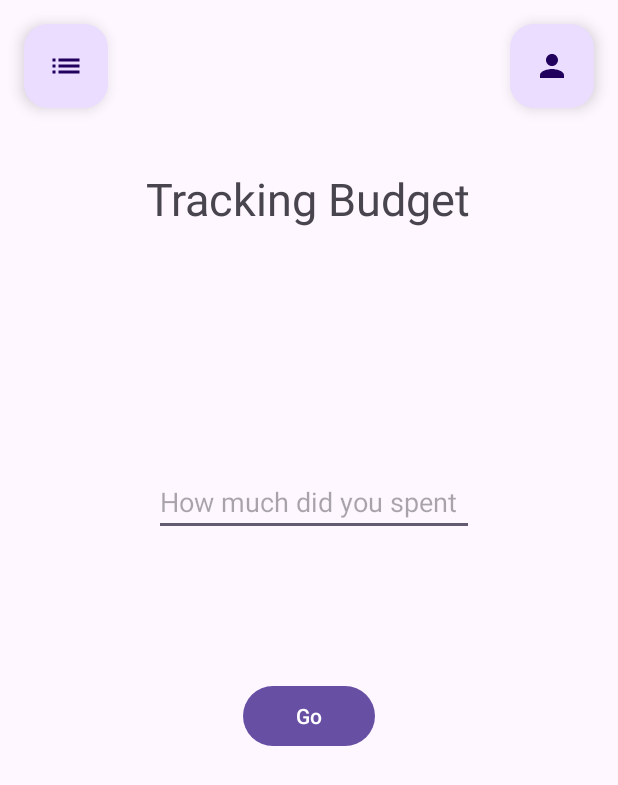
After one commit to maarof36/SDN, an Android app: the fragment BudgetTrackingFragment shown on its own in the app's theme, on a phone screen of 412 x 824 dp. The commit adds this screen. Shown: the top 785 px of the screen. Run offline under Robolectric (Android 15) with nearby library versions, the phone set to English and light mode, and no system bars.

Commit message:
Fixes in ForgotPasswordFragment And Added BudgetTrackingFragment

```diff
--- /dev/null
+++ b/app/src/main/java/com/example/sdn/BudgetTrackingFragment.java
@@ -0,0 +1,64 @@
+package com.example.sdn;
+
+import android.os.Bundle;
+
+import androidx.fragment.app.Fragment;
+
+import android.view.LayoutInflater;
+import android.view.View;
+import android.view.ViewGroup;
+
+/**
+ * A simple {@link Fragment} subclass.
+ * Use the {@link BudgetTrackingFragment#newInstance} factory method to
+ * create an instance of this fragment.
+ */
+public class BudgetTrackingFragment extends Fragment {
+
+    // TODO: Rename parameter arguments, choose names that match
+    // the fragment initialization parameters, e.g. ARG_ITEM_NUMBER
+    private static final String ARG_PARAM1 = "param1";
+    private static final String ARG_PARAM2 = "param2";
+
+    // TODO: Rename and change types of parameters
+    private String mParam1;
+    private String mParam2;
+
+    public BudgetTrackingFragment() {
+        // Required empty public constructor
+    }
+
+    /**
+     * Use this factory method to create a new instance of
+     * this fragment using the provided parameters.
+     *
+     * @param param1 Parameter 1.
+     * @param param2 Parameter 2.
+     * @return A new instance of fragment BudgetTrackingFragment.
+     */
+    // TODO: Rename and change types and number of parameters
+    public static BudgetTrackingFragment newInstance(String param1, String param2) {
+        BudgetTrackingFragment fragment = new BudgetTrackingFragment();
+        Bundle args = new Bundle();
+        args.putString(ARG_PARAM1, param1);
+        args.putString(ARG_PARAM2, param2);
+        fragment.setArguments(args);
+        return fragment;
+    }
+
+    @Override
+    public void onCreate(Bundle savedInstanceState) {
+        super.onCreate(savedInstanceState);
+        if (getArguments() != null) {
+            mParam1 = getArguments().getString(ARG_PARAM1);
+            mParam2 = getArguments().getString(ARG_PARAM2);
+        }
+    }
+
+    @Override
+    public View onCreateView(LayoutInflater inflater, ViewGroup container,
+                             Bundle savedInstanceState) {
+        // Inflate the layout for this fragment
+        return inflater.inflate(R.layout.fragment_budget_tracking, container, false);
+    }
+}
--- a/app/src/main/java/com/example/sdn/LoginFragment.java
+++ b/app/src/main/java/com/example/sdn/LoginFragment.java
@@ -129,14 +129,13 @@ public class LoginFragment extends Fragment {
 
     private void gotoForgotPasswordFragment(){
         FragmentTransaction ft=getActivity().getSupportFragmentManager().beginTransaction();
-        ft.replace(R.id.FrameLayout,new ForgotPasswordFragment());
+        ft.replace(R.id.frameLayout,new ForgotPasswordFragment());
         ft.commit();
     }
 
     private void gotoSignUpFragment() {
         FragmentTransaction ft = getActivity().getSupportFragmentManager().beginTransaction();
-        ft.replace(R.id.FrameLayout ,new SignupFragment());
+        ft.replace(R.id.frameLayout ,new SignupFragment());
         ft.commit();
     }
-
 }
--- a/app/src/main/java/com/example/sdn/MainActivity.java
+++ b/app/src/main/java/com/example/sdn/MainActivity.java
@@ -17,7 +17,7 @@ public class MainActivity extends AppCompatActivity {
     }
     private void gotoLoginFragment() {
         FragmentTransaction ft = getSupportFragmentManager().beginTransaction();
-        ft.replace(R.id.FrameLayout,new LoginFragment());
+        ft.replace(R.id.frameLayout,new LoginFragment());
         ft.commit();
     }
 }
--- /dev/null
+++ b/app/src/main/res/drawable/baseline_camera_24.xml
@@ -0,0 +1,5 @@
+<vector android:height="24dp" android:tint="#FD8700"
+    android:viewportHeight="24" android:viewportWidth="24"
+    android:width="24dp" xmlns:android="http://schemas.android.com/apk/res/android">
+    <path android:fillColor="@android:color/white" android:pathData="M9.4,10.5l4.77,-8.26C13.47,2.09 12.75,2 12,2c-2.4,0 -4.6,0.85 -6.32,2.25l3.66,6.35 0.06,-0.1zM21.54,9c-0.92,-2.92 -3.15,-5.26 -6,-6.34L11.88,9h9.66zM21.8,10h-7.49l0.29,0.5 4.76,8.25C21,16.97 22,14.61 22,12c0,-0.69 -0.07,-1.35 -0.2,-2zM8.54,12l-3.9,-6.75C3.01,7.03 2,9.39 2,12c0,0.69 0.07,1.35 0.2,2h7.49l-1.15,-2zM2.46,15c0.92,2.92 3.15,5.26 6,6.34L12.12,15L2.46,15zM13.73,15l-3.9,6.76c0.7,0.15 1.42,0.24 2.17,0.24 2.4,0 4.6,-0.85 6.32,-2.25l-3.66,-6.35 -0.93,1.6z"/>
+</vector>
--- /dev/null
+++ b/app/src/main/res/drawable/baseline_list_24.xml
@@ -0,0 +1,5 @@
+<vector android:autoMirrored="true" android:height="24dp"
+    android:tint="#00FDF5" android:viewportHeight="24"
+    android:viewportWidth="24" android:width="24dp" xmlns:android="http://schemas.android.com/apk/res/android">
+    <path android:fillColor="@android:color/white" android:pathData="M3,13h2v-2L3,11v2zM3,17h2v-2L3,15v2zM3,9h2L5,7L3,7v2zM7,13h14v-2L7,11v2zM7,17h14v-2L7,15v2zM7,7v2h14L21,7L7,7z"/>
+</vector>
--- /dev/null
+++ b/app/src/main/res/drawable/baseline_person_24.xml
@@ -0,0 +1,5 @@
+<vector android:height="24dp" android:tint="#00FDF3"
+    android:viewportHeight="24" android:viewportWidth="24"
+    android:width="24dp" xmlns:android="http://schemas.android.com/apk/res/android">
+    <path android:fillColor="@android:color/white" android:pathData="M12,12c2.21,0 4,-1.79 4,-4s-1.79,-4 -4,-4 -4,1.79 -4,4 1.79,4 4,4zM12,14c-2.67,0 -8,1.34 -8,4v2h16v-2c0,-2.66 -5.33,-4 -8,-4z"/>
+</vector>
--- /dev/null
+++ b/app/src/main/res/layout/fragment_budget_tracking.xml
@@ -0,0 +1,71 @@
+<?xml version="1.0" encoding="utf-8"?>
+<FrameLayout xmlns:android="http://schemas.android.com/apk/res/android"
+    xmlns:app="http://schemas.android.com/apk/res-auto"
+    xmlns:tools="http://schemas.android.com/tools"
+    android:layout_width="match_parent"
+    android:layout_height="match_parent"
+    tools:context=".BudgetTrackingFragment">
+
+    <androidx.constraintlayout.widget.ConstraintLayout
+        android:layout_width="match_parent"
+        android:layout_height="match_parent">
+
+        <EditText
+            android:id="@+id/editTextText"
+            android:layout_width="wrap_content"
+            android:layout_height="wrap_content"
+            android:layout_marginTop="312dp"
+            android:ems="10"
+            android:hint="How much did you spent"
+            android:inputType="text"
+            app:layout_constraintEnd_toEndOf="parent"
+            app:layout_constraintHorizontal_bias="0.517"
+            app:layout_constraintStart_toStartOf="parent"
+            app:layout_constraintTop_toTopOf="parent" />
+
+        <TextView
+            android:id="@+id/textView"
+            android:layout_width="wrap_content"
+            android:layout_height="wrap_content"
+            android:layout_marginTop="112dp"
+            android:text="Tracking Budget"
+            android:textSize="30sp"
+            app:layout_constraintEnd_toEndOf="parent"
+            app:layout_constraintHorizontal_bias="0.497"
+            app:layout_constraintStart_toStartOf="parent"
+            app:layout_constraintTop_toTopOf="parent" />
+
+        <Button
+            android:id="@+id/button"
+            android:layout_width="wrap_content"
+            android:layout_height="wrap_content"
+            android:layout_marginTop="96dp"
+            android:text="Go"
+            app:layout_constraintEnd_toEndOf="parent"
+            app:layout_constraintStart_toStartOf="parent"
+            app:layout_constraintTop_toBottomOf="@+id/editTextText" />
+
+        <com.google.android.material.floatingactionbutton.FloatingActionButton
+            android:id="@+id/floatingActionButton"
+            android:layout_width="wrap_content"
+            android:layout_height="wrap_content"
+            android:layout_marginTop="16dp"
+            android:layout_marginEnd="16dp"
+            android:clickable="true"
+            android:src="@drawable/baseline_person_24"
+            app:layout_constraintEnd_toEndOf="parent"
+            app:layout_constraintTop_toTopOf="parent" />
+
+        <com.google.android.material.floatingactionbutton.FloatingActionButton
+            android:id="@+id/floatingActionButton3"
+            android:layout_width="wrap_content"
+            android:layout_height="wrap_content"
+            android:layout_marginStart="16dp"
+            android:layout_marginTop="16dp"
+            android:clickable="true"
+            android:src="@drawable/baseline_list_24"
+            app:layout_constraintStart_toStartOf="parent"
+            app:layout_constraintTop_toTopOf="parent" />
+
+    </androidx.constraintlayout.widget.ConstraintLayout>
+</FrameLayout>
--- a/app/src/main/res/layout/fragment_forgot_password.xml
+++ b/app/src/main/res/layout/fragment_forgot_password.xml
@@ -35,7 +35,6 @@
 
         <Button
             android:id="@+id/btFtoL"
-            android:onClick="gobackLogin"
             android:layout_width="wrap_content"
             android:layout_height="wrap_content"
             android:layout_marginStart="15dp"
```
Also changed, not shown: app/src/main/java/com/example/sdn/ForgotPasswordFragment.java (+12 -3 lines), app/src/main/java/com/example/sdn/SignupFragment.java (+13 -3 lines), app/src/main/res/layout/activity_main.xml (+6 -2 lines).
